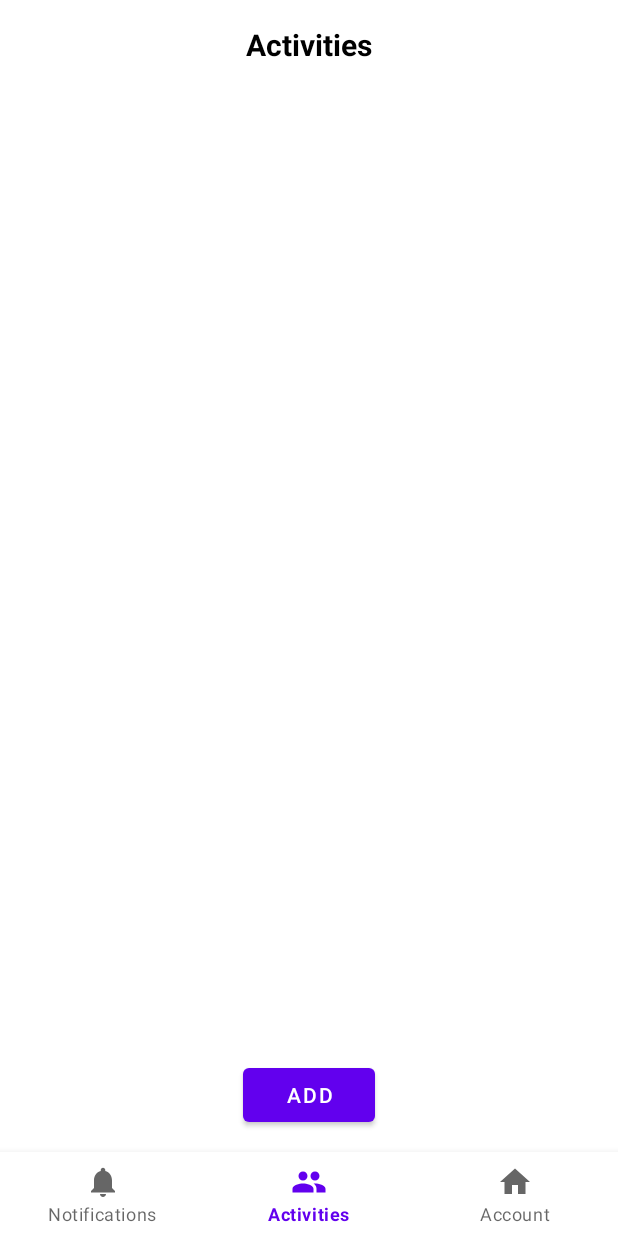
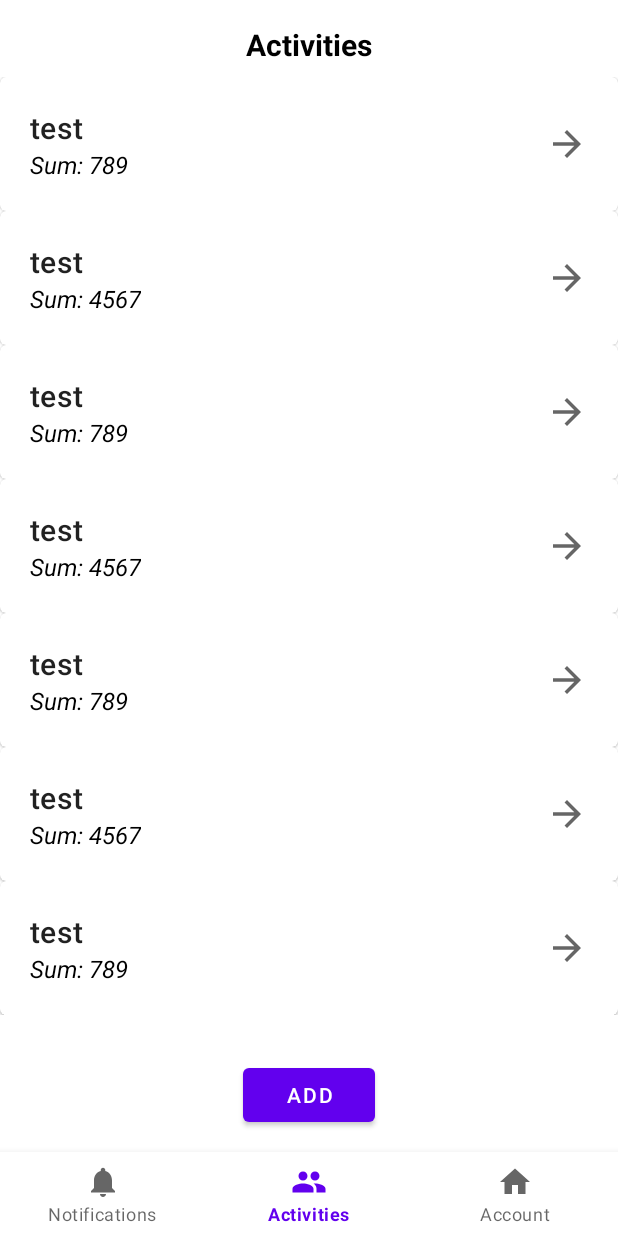
Before and after one commit to shmelzz/DebtsApp, an Android app: the GroupsFragment screen opened directly, with no data from a screen before it, on a phone screen of 412 x 824 dp. Run offline under Robolectric (Android 15) with nearby library versions, the phone set to English and light mode, and no system bars; our stand-ins replace navigation-ui.

Commit message:
add_activity fragment

```diff
--- /dev/null
+++ b/app/src/main/java/com/example/debtsapp/ui/activities/GroupAdapter.kt
@@ -0,0 +1,43 @@
+package com.example.debtsapp.ui.activities
+
+import android.view.LayoutInflater
+import android.view.ViewGroup
+import androidx.recyclerview.widget.RecyclerView
+import com.example.debtsapp.databinding.ActivityCardBinding
+import com.example.debtsapp.models.Activity
+
+class GroupAdapter(
+    private val dataSet: ArrayList<Activity>,
+    private val onItemClicked: (position: Int) -> Unit
+) :
+    RecyclerView.Adapter<GroupAdapter.GroupHolder>() {
+
+    class GroupHolder(
+        private val cardBinding: ActivityCardBinding,
+        onItemClicked: (Int) -> Unit
+    ) : RecyclerView.ViewHolder(cardBinding.root) {
+
+        init {
+            itemView.setOnClickListener {
+                onItemClicked(adapterPosition)
+            }
+        }
+
+        fun bindArticle(activity: Activity) {
+            cardBinding.activityCardTitleTv.text = activity.name
+            cardBinding.activityCardSumTv.text = "Sum: " + activity.sum.toString()
+        }
+    }
+
+    override fun onCreateViewHolder(parent: ViewGroup, viewType: Int): GroupHolder {
+        val from = LayoutInflater.from(parent.context)
+        val binding = ActivityCardBinding.inflate(from, parent, false)
+        return GroupHolder(binding, onItemClicked)
+    }
+
+    override fun onBindViewHolder(holder: GroupHolder, position: Int) {
+        holder.bindArticle(dataSet[position])
+    }
+
+    override fun getItemCount(): Int = dataSet.size
+}
--- a/app/src/main/java/com/example/debtsapp/ui/activities/GroupsFragment.kt
+++ b/app/src/main/java/com/example/debtsapp/ui/activities/GroupsFragment.kt
@@ -7,7 +7,9 @@ import android.view.ViewGroup
 import androidx.fragment.app.Fragment
 import androidx.fragment.app.FragmentTransaction
 import androidx.lifecycle.ViewModelProvider
+import androidx.recyclerview.widget.LinearLayoutManager
 import com.example.debtsapp.databinding.FragmentActivitiesBinding
+import com.example.debtsapp.models.User
 import com.example.debtsapp.ui.activities.add_group.AddGroupFragment
 
 
@@ -33,7 +35,29 @@ class GroupsFragment : Fragment() {
             showDialog()
         }
 
+        binding.activitiesListRv.apply {
+            layoutManager = LinearLayoutManager(context)
+            adapter = GroupAdapter(createTestList()) {
+//                val openURL = Intent(Intent.ACTION_VIEW)
+//                openURL.data = Uri.parse(articleList[it].link)
+//                startActivity(openURL)
+            }
+        }
+
         return root
+    }
+
+    // TODO: replace
+    private fun createTestList(): ArrayList<com.example.debtsapp.models.Activity> {
+        return arrayListOf(
+            com.example.debtsapp.models.Activity(0, "test", 0, User(0, "test user 0"), 789),
+            com.example.debtsapp.models.Activity(1, "test", 1, User(0, "test user 1"), 4567),
+            com.example.debtsapp.models.Activity(0, "test", 0, User(0, "test user 0"), 789),
+            com.example.debtsapp.models.Activity(1, "test", 1, User(0, "test user 1"), 4567),
+            com.example.debtsapp.models.Activity(0, "test", 0, User(0, "test user 0"), 789),
+            com.example.debtsapp.models.Activity(1, "test", 1, User(0, "test user 1"), 4567),
+            com.example.debtsapp.models.Activity(0, "test", 0, User(0, "test user 0"), 789),
+        )
     }
 
     override fun onDestroyView() {
@@ -50,6 +74,5 @@ class GroupsFragment : Fragment() {
             ?.add(android.R.id.content, newFragment)
             ?.addToBackStack(null)
             ?.commit()
-
     }
 }
--- a/app/src/main/java/com/example/debtsapp/ui/activities/add_group/AddGroupFragment.kt
+++ b/app/src/main/java/com/example/debtsapp/ui/activities/add_group/AddGroupFragment.kt
@@ -25,7 +25,6 @@ class AddGroupFragment : DialogFragment() {
     ): View? {
         groupsViewModel =
             ViewModelProvider(this).get(AddGroupViewModel::class.java)
-
         _binding = DialogAddActivityBinding.inflate(inflater, container, false)
         val root: View = binding.root
 
--- /dev/null
+++ b/app/src/main/res/drawable/ic_arrow_forward_28.xml
@@ -0,0 +1,11 @@
+<vector xmlns:android="http://schemas.android.com/apk/res/android"
+    android:width="28dp"
+    android:height="28dp"
+    android:autoMirrored="true"
+    android:tint="?attr/colorControlNormal"
+    android:viewportWidth="24"
+    android:viewportHeight="24">
+    <path
+        android:fillColor="@android:color/black"
+        android:pathData="M12,4l-1.41,1.41L16.17,11H4v2h12.17l-5.58,5.59L12,20l8,-8z" />
+</vector>
--- a/app/src/main/res/layout/activity_card.xml
+++ b/app/src/main/res/layout/activity_card.xml
@@ -1,35 +1,47 @@
 <?xml version="1.0" encoding="utf-8"?>
 <com.google.android.material.card.MaterialCardView xmlns:android="http://schemas.android.com/apk/res/android"
     xmlns:app="http://schemas.android.com/apk/res-auto"
+    xmlns:tools="http://schemas.android.com/tools"
     android:id="@+id/activity_card"
     android:layout_width="match_parent"
     android:layout_height="wrap_content"
-    android:layout_margin="16dp"
-    android:clickable="true"
-    app:cardCornerRadius="@dimen/activity_horizontal_margin"
-    app:cardElevation="8dp">
+    android:clickable="true">
 
-    <LinearLayout
+    <androidx.constraintlayout.widget.ConstraintLayout
         android:layout_width="match_parent"
         android:layout_height="wrap_content"
         android:orientation="vertical"
-        android:padding="16dp">
+        android:padding="20dp">
 
         <TextView
+            android:id="@+id/activity_card_title_tv"
             android:layout_width="wrap_content"
             android:layout_height="wrap_content"
             android:text="@string/title"
-            android:textAppearance="?attr/textAppearanceHeadline6" />
+            android:textAppearance="?attr/textAppearanceHeadline6"
+            app:layout_constraintStart_toStartOf="parent"
+            app:layout_constraintTop_toTopOf="parent" />
 
         <TextView
+            android:id="@+id/activity_card_sum_tv"
             android:layout_width="wrap_content"
             android:layout_height="wrap_content"
-            android:layout_marginTop="8dp"
+
             android:text="@string/sum"
             android:textColor="@color/black"
             android:textSize="16sp"
-            android:textStyle="italic" />
+            android:textStyle="italic"
+            app:layout_constraintStart_toStartOf="parent"
+            app:layout_constraintTop_toBottomOf="@+id/activity_card_title_tv" />
 
-    </LinearLayout>
+        <ImageView
+            android:layout_width="wrap_content"
+            android:layout_height="wrap_content"
+            android:src="@drawable/ic_arrow_forward_28"
+            app:layout_constraintBottom_toBottomOf="parent"
+            app:layout_constraintEnd_toEndOf="parent"
+            app:layout_constraintTop_toTopOf="parent" />
+
+    </androidx.constraintlayout.widget.ConstraintLayout>
 
 </com.google.android.material.card.MaterialCardView>
--- a/app/src/main/res/layout/dialog_add_activity.xml
+++ b/app/src/main/res/layout/dialog_add_activity.xml
@@ -47,7 +47,7 @@
             android:id="@+id/add_activity_sum_it"
             android:layout_width="match_parent"
             android:layout_height="wrap_content"
-            android:inputType="numberDecimal" />
+            android:inputType="number" />
     </com.google.android.material.textfield.TextInputLayout>
 
     <com.google.android.material.button.MaterialButton
--- a/app/src/main/res/layout/dialog_add_members.xml
+++ b/app/src/main/res/layout/dialog_add_members.xml
@@ -7,7 +7,7 @@
     <TextView
         android:layout_width="match_parent"
         android:layout_height="wrap_content"
-        android:layout_margin="16dp"
+        android:layout_marginTop="8dp"
         android:text="@string/friends"
         android:textAlignment="center"
         android:textColor="@color/black"
@@ -18,6 +18,6 @@
         android:id="@+id/select_members_rv"
         android:layout_width="match_parent"
         android:layout_height="wrap_content"
-        android:layout_margin="@dimen/activity_vertical_margin" />
+        android:layout_margin="8dp" />
 
 </LinearLayout>
--- a/app/src/main/res/layout/fragment_activities.xml
+++ b/app/src/main/res/layout/fragment_activities.xml
@@ -11,7 +11,7 @@
         android:layout_width="match_parent"
         android:layout_height="wrap_content"
         android:layout_margin="@dimen/activity_vertical_margin"
-        android:text="Activities"
+        android:text="@string/activities"
         android:textAlignment="center"
         android:textColor="@color/black"
         android:textSize="20sp"
@@ -21,15 +21,15 @@
         app:layout_constraintTop_toTopOf="parent" />
 
     <androidx.recyclerview.widget.RecyclerView
-        android:id="@+id/recyclerView"
+        android:id="@+id/activities_list_rv"
         android:layout_width="match_parent"
         android:layout_height="wrap_content"
-        android:layout_margin="@dimen/activity_horizontal_margin"
-        android:padding="@dimen/activity_horizontal_margin"
-        app:layout_constraintBottom_toTopOf="@+id/add_group_button"
+        android:layout_marginTop="8dp"
+        android:layout_marginBottom="140dp"
+        app:layout_constraintBottom_toBottomOf="parent"
+        app:layout_constraintStart_toStartOf="parent"
         app:layout_constraintTop_toBottomOf="@+id/text_dashboard"
-        app:layout_constraintVertical_bias="0.0"
-        tools:layout_editor_absoluteX="16dp" />
+        app:layout_constraintVertical_bias="0.0" />
 
     <com.google.android.material.button.MaterialButton
         android:id="@+id/add_group_button"
--- a/app/src/main/res/values/strings.xml
+++ b/app/src/main/res/values/strings.xml
@@ -14,4 +14,5 @@
     <string name="add">add</string>
     <string name="members">Members</string>
     <string name="friends">Friends</string>
+    <string name="activities">Activities</string>
 </resources>
```
Also changed, not shown: app/src/main/java/com/example/debtsapp/ui/activities/add_group/AddMembersAdapter.kt (added, +31 -0 lines), app/src/main/java/com/example/debtsapp/ui/activities/add_group/AddMembersDialog.kt (+33 -16 lines), app/src/main/res/layout/add_member_card.xml (+5 -5 lines).
